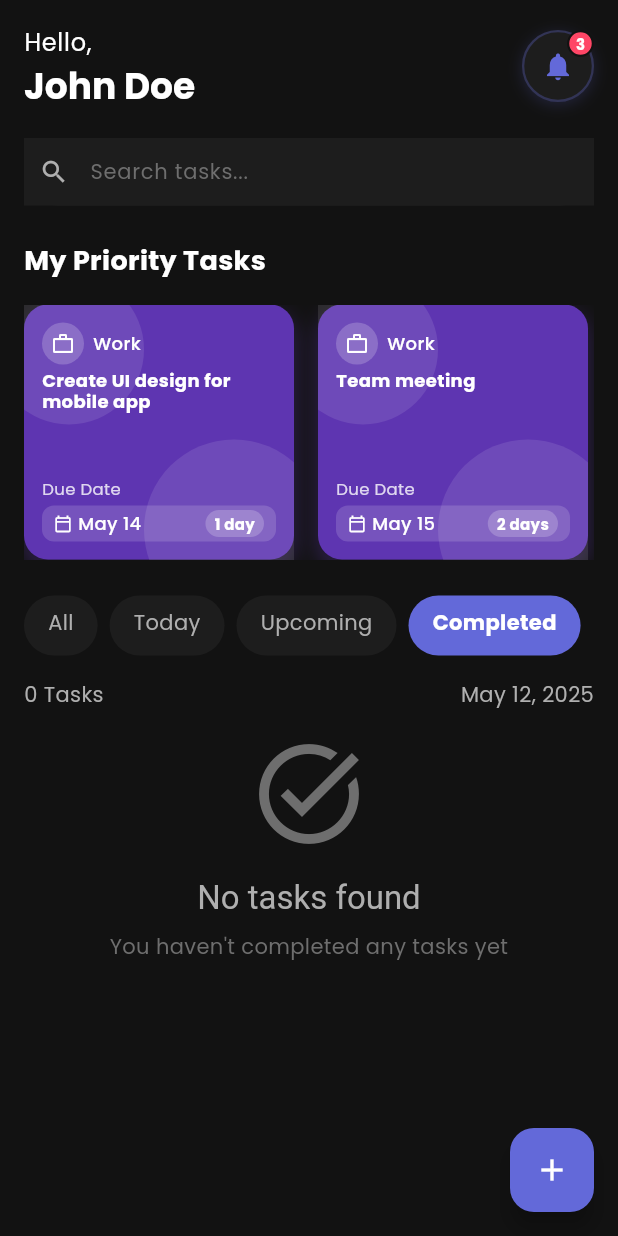
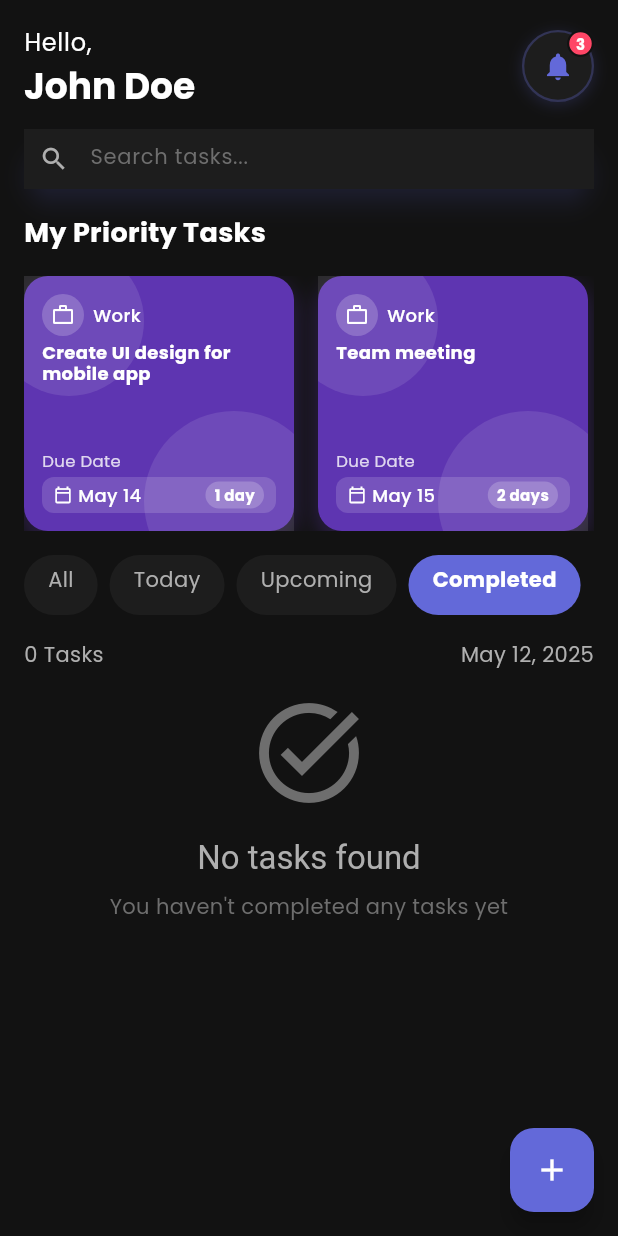
Before and after one commit to SdAm1n/taskoro, a Flutter app: the HomeScreen screen opened directly, after a tap on "Today", after a tap on "Upcoming", after a tap on "Completed", on a phone screen of 412 x 824 dp. Run offline on Flutter 3.47's test engine with Material 3 defaults, Android fonts, the phone set to English and light mode, and no system bars; our stand-ins replace flutter_slidable, google_fonts, shared_preferences, table_calendar; accounts and stored records are empty.

Commit message:
fixed searchbar and some ui elements

```diff
--- a/lib/screens/home_screen.dart
+++ b/lib/screens/home_screen.dart
@@ -441,11 +441,19 @@ class _HomeScreenState extends State<HomeScreen> {
                         ],
                       ),
 
-                      const SizedBox(height: 20),
+                      const SizedBox(height: 14),
 
-                      // Modern Search bar
-                      Container(
-                        height: 45,
+                      // Modern Search bar with pill-shaped shadow
+                      PhysicalModel(
+                        color: Colors.transparent,
+                        borderRadius: BorderRadius.circular(24),
+                        elevation: 6,
+                        shadowColor:
+                            isDarkMode
+                                ? AppTheme.primaryColor.withOpacity(0.3)
+                                : Colors.black.withOpacity(0.15),
+                        child: Container(
+                          height: 40,
                           decoration: BoxDecoration(
                             color:
                                 isDarkMode
@@ -473,7 +481,7 @@ class _HomeScreenState extends State<HomeScreen> {
                               ),
                               border: InputBorder.none,
                               contentPadding: const EdgeInsets.symmetric(
-                              vertical: 12.0,
+                                vertical: 8.0,
                               ),
                               isDense: true,
                               prefixIcon: Icon(
@@ -497,8 +505,9 @@ class _HomeScreenState extends State<HomeScreen> {
                             },
                           ),
                         ),
+                      ),
 
-                      const SizedBox(height: 24),
+                      const SizedBox(height: 16),
 
                       // Expanded to make the rest of the content scrollable
                       Expanded(
@@ -533,7 +542,7 @@ class _HomeScreenState extends State<HomeScreen> {
                                     },
                                   ),
                                 ),
-                                const SizedBox(height: 24),
+                                const SizedBox(height: 16),
                               ],
 
                               // Filter tabs
@@ -755,7 +764,7 @@ class _HomeScreenState extends State<HomeScreen> {
       },
       child: Container(
         margin: const EdgeInsets.only(right: 8),
-        padding: const EdgeInsets.symmetric(horizontal: 16, vertical: 8),
+        padding: const EdgeInsets.symmetric(horizontal: 16, vertical: 6),
         decoration: BoxDecoration(
           color:
               isSelected
--- a/lib/screens/welcome_screen.dart
+++ b/lib/screens/welcome_screen.dart
@@ -2,7 +2,6 @@ import 'package:flutter/material.dart';
 import '../theme/app_theme.dart';
 import '../widgets/custom_button.dart';
 import '../widgets/custom_text_field.dart';
-import '../localization/translation_helper.dart';
 
 class WelcomeScreen extends StatefulWidget {
   const WelcomeScreen({super.key});
```
Lines whose indentation alone changed are shown as unchanged.
